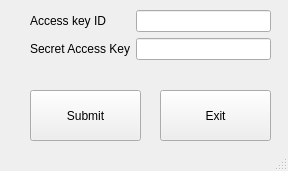
Before: the Qt Designer form BRC Python/UploadAWSForm.ui in siddh34/BRC-System, drawn with Qt 5.
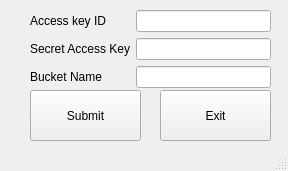
After: the same form once the commit is applied.

Commit message: Corrected AWS function

```diff
--- a/BRC Python/UploadAWSForm.ui
+++ b/BRC Python/UploadAWSForm.ui
@@ -46,7 +46,7 @@
       <x>30</x>
       <y>10</y>
       <width>241</width>
-      <height>74</height>
+      <height>121</height>
      </rect>
     </property>
     <layout class="QFormLayout" name="formLayout">
@@ -70,13 +70,30 @@
      <item row="1" column="1">
       <widget class="QLineEdit" name="secretAccessKeyLineEdit"/>
      </item>
-     <item row="2" column="0">
+     <item row="3" column="0">
       <widget class="QLabel" name="pathOfFileLabel">
        <property name="text">
         <string/>
        </property>
       </widget>
      </item>
+     <item row="4" column="0">
+      <widget class="QLabel" name="bucketNameLabel">
+       <property name="text">
+        <string/>
+       </property>
+      </widget>
+     </item>
+     <item row="2" column="0">
+      <widget class="QLabel" name="bucketNameLabel_2">
+       <property name="text">
+        <string>Bucket Name</string>
+       </property>
+      </widget>
+     </item>
+     <item row="2" column="1">
+      <widget class="QLineEdit" name="bucketNameLineEdit"/>
+     </item>
     </layout>
    </widget>
   </widget>
```
The commit also changes 2 other files.
